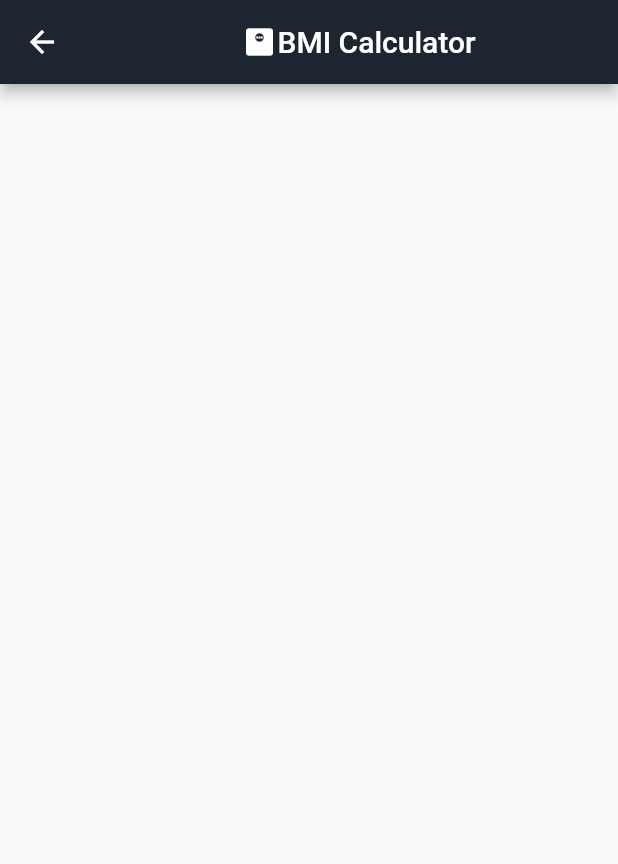
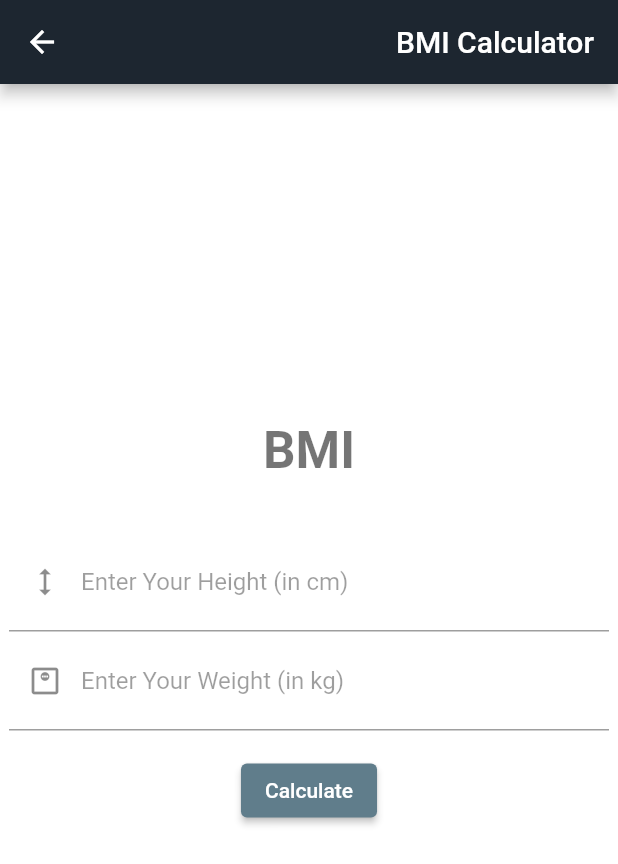
Before and after one commit to cp1-dmanicani/calculator, a Flutter app: the BMI screen opened directly, on a phone screen of 412 x 824 dp. Shown: the top 864 px of the screen. Run offline on Flutter 3.47's test engine with Material 2 defaults, Android fonts, the light colour scheme and no system bars; our stand-ins replace math_expressions.

Commit message:
Added code for the BMI calculation feature.
Redesign is still a big possibility since initial design is still very basic.

```diff
--- a/lib/main.dart
+++ b/lib/main.dart
@@ -17,7 +17,8 @@ class CalculatorMain extends StatelessWidget {
       navigatorKey: navigatorKey,  //key
       debugShowCheckedModeBanner: false,
       title: appTitle,
-      theme: ThemeData(primarySwatch: Colors.yellow),
+      theme: ThemeData(
+          primarySwatch: Colors.blueGrey),
       home: const Calculator(),
     );
   }
--- a/lib/other_conversions.dart
+++ b/lib/other_conversions.dart
@@ -1,8 +1,14 @@
 import 'package:flutter/material.dart';
 
+
+class Scientific extends StatefulWidget {
+  const Scientific({super.key});
+  @override
+  State<StatefulWidget> createState() => _Scientific();
+}
+
 ///Class for Scientific calculations
-class Scientific extends StatelessWidget {
-  const Scientific({super.key});
+class _Scientific extends State<Scientific> {
 
   @override
   Widget build(BuildContext context) {
@@ -10,7 +16,7 @@ class Scientific extends StatelessWidget {
       appBar: AppBar(
         backgroundColor: const Color(0xFF1d2630),
         title: Row(
-          mainAxisAlignment: MainAxisAlignment.center,
+          mainAxisAlignment: MainAxisAlignment.end,
           children: const [
             SizedBox(
               width: 10,
@@ -19,23 +25,35 @@ class Scientific extends StatelessWidget {
               'Scientific Calculator',
               style: TextStyle(color: Colors.white),
             ),
-            Icon(
-              Icons.science,
-              color: Colors.white,
-            ),
           ],
         ),
         leading: const BackButton(
           color: Colors.white,
         ),
       ),
+      body: Column(
+        children: [
+          const TextField(
+
+          ),
+        ],
+      ),
     );
   }
 }
 
+class BMI extends StatefulWidget {
+  const BMI({super.key});
+  @override
+  State<StatefulWidget> createState() => _BMI();
+}
+
 ///Class for BMI calculations
-class BMI extends StatelessWidget {
-  const BMI({super.key});
+class _BMI extends State<BMI> {
+  var heightControl = TextEditingController();
+  var weightControl = TextEditingController();
+  var resultBMI = '';
+  var bmiStatus = '';
 
   @override
   Widget build(BuildContext context) {
@@ -43,14 +61,10 @@ class BMI extends StatelessWidget {
       appBar: AppBar(
         backgroundColor: const Color(0xFF1d2630),
         title: Row(
-          mainAxisAlignment: MainAxisAlignment.center,
+          mainAxisAlignment: MainAxisAlignment.end,
           children: const [
             SizedBox(
               width: 10,
-            ),
-            Icon(
-              Icons.monitor_weight,
-              color: Colors.white,
             ),
             Text(
               'BMI Calculator',
@@ -60,6 +74,115 @@ class BMI extends StatelessWidget {
         ),
         leading: const BackButton(
           color: Colors.white,
+        ),
+      ),
+
+      body: Container(
+        color: Colors.white,
+        child: Center(
+          child: Container(
+            width: 400,
+            child: Column(
+              mainAxisAlignment: MainAxisAlignment.center,
+              children: [
+                Text(
+                  'BMI',
+                  style: TextStyle(
+                    fontSize: 34,
+                    fontWeight: FontWeight.w700,
+                    color: Colors.black54,
+                  ),
+                ),
+                const SizedBox(
+                  height: 35,
+                ),
+                TextField(
+                  controller: heightControl,
+                  decoration: const InputDecoration(
+                    label: Text(
+                      'Enter Your Height (in cm)',
+                      style: TextStyle(fontSize: 16, color: Colors.black38),
+                    ),
+                    prefixIcon: Icon(Icons.height),
+                  ),
+                  style: const TextStyle(
+                    color: Colors.black45,
+                    fontSize: 20
+                  ),
+                  keyboardType: TextInputType.number,
+                ),
+                TextField(
+                  controller: weightControl,
+                  decoration: const InputDecoration(
+                    label: Text(
+                      'Enter Your Weight (in kg)',
+                      style: TextStyle(fontSize: 16, color: Colors.black38),
+                    ),
+                    prefixIcon: Icon(Icons.monitor_weight_outlined),
+                  ),
+                  style: const TextStyle(
+                    color: Colors.black45,
+                    fontSize: 20
+                  ),
+                  keyboardType: TextInputType.number,
+                ),
+                const SizedBox(
+                  height: 16,
+                ),
+                ElevatedButton(
+                    onPressed: () {
+                      var height = heightControl.text.toString();
+                      var weight = weightControl.text.toString();
+
+                      if (height != '' && weight != '') {
+                        //BMI Calculation
+                          var heightVal = int.parse(height);
+                          var weightVal = int.parse(weight);
+                          double bmiVal = (weightVal/(heightVal*heightVal))*10000;
+
+                          if (bmiVal >= 25) {
+                            bmiStatus = 'You are overweight. Consider losing weight.';
+                          } else if (bmiVal <= 18.5) {
+                            bmiStatus = 'You are underweight. Consider gaining weight.';
+                          } else {
+                            bmiStatus = 'You have a healthy BMI. Good work!';
+                          }
+                          setState(() {
+                            resultBMI = 'Your BMI is: ${bmiVal.toStringAsFixed(2)}';
+                          });
+                      }
+                      else {
+                        setState(() {
+                          resultBMI = "Please fill all required fields!";
+                        });
+                      }
+                    },
+                    child: const Text(
+                        'Calculate'
+                    ),
+                ),
+                const SizedBox(
+                  height: 11,
+                ),
+                Text(
+                  resultBMI,
+                  style: const TextStyle(
+                    fontSize: 16,
+                    fontWeight: FontWeight.bold,
+                    color: Colors.black45,
+                  ),
+                ),
+                Text(
+                  bmiStatus,
+                  style: const TextStyle(
+                    fontSize: 16,
+                    fontWeight: FontWeight.w300,
+                    color: Colors.black45,
+                  ),
+                ),
+              ],
+            ),
+          ),
         ),
       ),
     );
@@ -76,14 +199,10 @@ class LengthConv extends StatelessWidget {
       appBar: AppBar(
         backgroundColor: const Color(0xFF1d2630),
         title: Row(
-          mainAxisAlignment: MainAxisAlignment.center,
+          mainAxisAlignment: MainAxisAlignment.end,
           children: const [
             SizedBox(
               width: 10,
-            ),
-            Icon(
-              Icons.height,
-              color: Colors.white,
             ),
             Text(
               'Length Conversion',
@@ -109,14 +228,10 @@ class WeightConv extends StatelessWidget {
       appBar: AppBar(
         backgroundColor: const Color(0xFF1d2630),
         title: Row(
-          mainAxisAlignment: MainAxisAlignment.center,
+          mainAxisAlignment: MainAxisAlignment.end,
           children: const [
             SizedBox(
               width: 10,
-            ),
-            Icon(
-              Icons.scale,
-              color: Colors.white,
             ),
             Text(
               'Weight Conversion',
@@ -142,14 +257,10 @@ class TemperatureConv extends StatelessWidget {
       appBar: AppBar(
         backgroundColor: const Color(0xFF1d2630),
         title: Row(
-          mainAxisAlignment: MainAxisAlignment.center,
+          mainAxisAlignment: MainAxisAlignment.end,
           children: const [
             SizedBox(
               width: 10,
-            ),
-            Icon(
-              Icons.severe_cold,
-              color: Colors.white,
             ),
             Text(
               'Temperature Conversion',
@@ -175,14 +286,10 @@ class CurrencyConv extends StatelessWidget {
       appBar: AppBar(
         backgroundColor: const Color(0xFF1d2630),
         title: Row(
-          mainAxisAlignment: MainAxisAlignment.center,
+          mainAxisAlignment: MainAxisAlignment.end,
           children: const [
             SizedBox(
               width: 10,
-            ),
-            Icon(
-              Icons.money,
-              color: Colors.white,
             ),
             Text(
               'Currency Conversion',
@@ -208,14 +315,10 @@ class FiatToCryptoConv extends StatelessWidget {
       appBar: AppBar(
         backgroundColor: const Color(0xFF1d2630),
         title: Row(
-          mainAxisAlignment: MainAxisAlignment.center,
+          mainAxisAlignment: MainAxisAlignment.end,
           children: const [
             SizedBox(
               width: 10,
-            ),
-            Icon(
-              Icons.currency_bitcoin,
-              color: Colors.white,
             ),
             Text(
               'Fiat to Crypto Conversion',
```
Also changed, not shown: lib/nav_bar.dart (+5 -2 lines).
